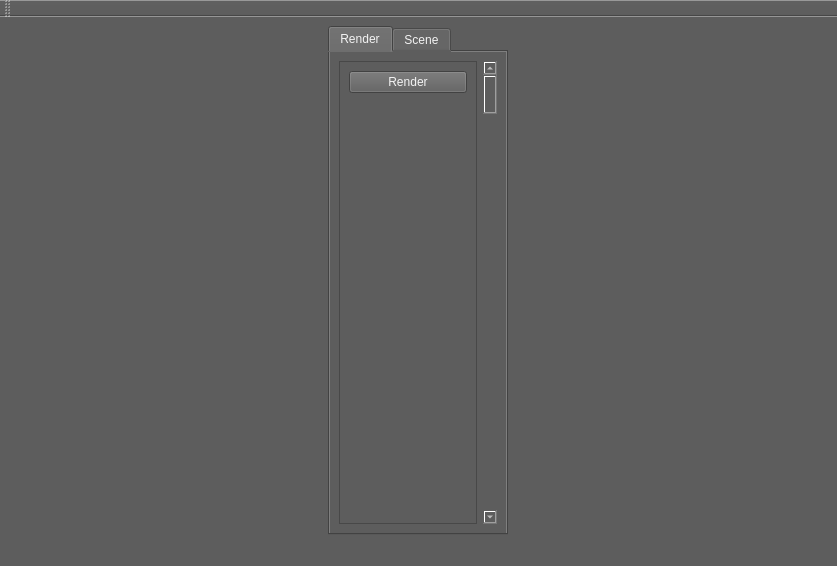
Old version of the form FinalSubmission/ui/MainWindow.ui in the repository TomMinor/Path-Tracer.
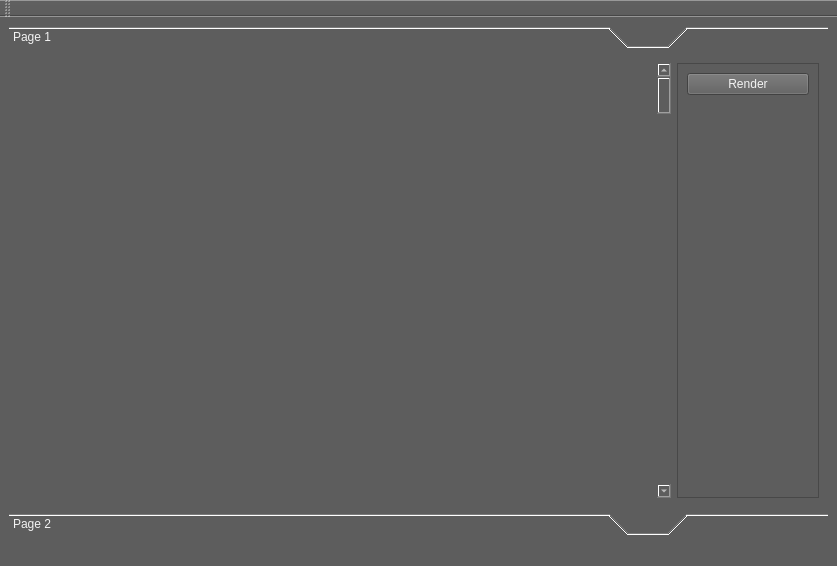
New version of the form.

The edit to the form file:
```diff
--- a/FinalSubmission/ui/MainWindow.ui
+++ b/FinalSubmission/ui/MainWindow.ui
@@ -25,26 +25,105 @@
   </property>
   <widget class="QWidget" name="m_centralwidget">
    <layout class="QHBoxLayout" name="horizontalLayout">
+    <property name="spacing">
+     <number>0</number>
+    </property>
     <item>
-     <layout class="QGridLayout" name="gridLayout"/>
+     <layout class="QGridLayout" name="gridLayout">
+      <item row="0" column="0">
+       <widget class="QToolBox" name="toolBox">
+        <property name="currentIndex">
+         <number>0</number>
+        </property>
+        <widget class="QWidget" name="page">
+         <property name="geometry">
+          <rect>
+           <x>0</x>
+           <y>0</y>
+           <width>637</width>
+           <height>449</height>
+          </rect>
+         </property>
+         <property name="sizePolicy">
+          <sizepolicy hsizetype="Preferred" vsizetype="Preferred">
+           <horstretch>100</horstretch>
+           <verstretch>100</verstretch>
+          </sizepolicy>
+         </property>
+         <property name="minimumSize">
+          <size>
+           <width>0</width>
+           <height>0</height>
+          </size>
+         </property>
+         <attribute name="label">
+          <string>Page 1</string>
+         </attribute>
+         <layout class="QHBoxLayout" name="horizontalLayout_8">
+          <item>
+           <layout class="QHBoxLayout" name="horizontalLayout_7">
+            <property name="sizeConstraint">
+             <enum>QLayout::SetNoConstraint</enum>
+            </property>
+            <item>
+             <widget class="QWidget" name="widget" native="true"/>
+            </item>
+           </layout>
+          </item>
+         </layout>
+        </widget>
+        <widget class="QWidget" name="page_2">
+         <property name="geometry">
+          <rect>
+           <x>0</x>
+           <y>0</y>
+           <width>637</width>
+           <height>449</height>
+          </rect>
+         </property>
+         <attribute name="label">
+          <string>Page 2</string>
+         </attribute>
+        </widget>
+       </widget>
+      </item>
+     </layout>
     </item>
     <item>
-     <widget class="QTabWidget" name="tabWidget">
+     <widget class="QToolBox" name="toolBox_2">
+      <property name="sizePolicy">
+       <sizepolicy hsizetype="Preferred" vsizetype="Preferred">
+        <horstretch>0</horstretch>
+        <verstretch>0</verstretch>
+       </sizepolicy>
+      </property>
       <property name="maximumSize">
        <size>
         <width>180</width>
         <height>16777215</height>
        </size>
       </property>
+      <property name="layoutDirection">
+       <enum>Qt::RightToLeft</enum>
+      </property>
       <property name="styleSheet">
        <string notr="true"/>
       </property>
-      <property name="currentIndex">
+      <property name="frameShape">
+       <enum>QFrame::NoFrame</enum>
+      </property>
+      <property name="frameShadow">
+       <enum>QFrame::Plain</enum>
+      </property>
+      <property name="lineWidth">
+       <number>1</number>
+      </property>
+      <property name="midLineWidth">
        <number>0</number>
       </property>
-      <widget class="QWidget" name="tab">
-       <attribute name="title">
-        <string>Render</string>
+      <widget class="QWidget" name="toolBoxPage1" native="true">
+       <attribute name="label">
+        <string/>
        </attribute>
        <layout class="QHBoxLayout" name="horizontalLayout_4">
         <item>
@@ -59,8 +138,8 @@
               <rect>
                <x>0</x>
                <y>0</y>
-               <width>133</width>
-               <height>458</height>
+               <width>137</width>
+               <height>429</height>
               </rect>
              </property>
              <layout class="QVBoxLayout" name="verticalLayout_2">
@@ -99,9 +178,9 @@
         </item>
        </layout>
       </widget>
-      <widget class="QWidget" name="tab_2">
-       <attribute name="title">
-        <string>Scene</string>
+      <widget class="QWidget" name="toolBoxPage2" native="true">
+       <attribute name="label">
+        <string/>
        </attribute>
        <layout class="QHBoxLayout" name="horizontalLayout_3">
         <item>
```
Left out of the diff: 4 changed lines with no effect on the pictures.
